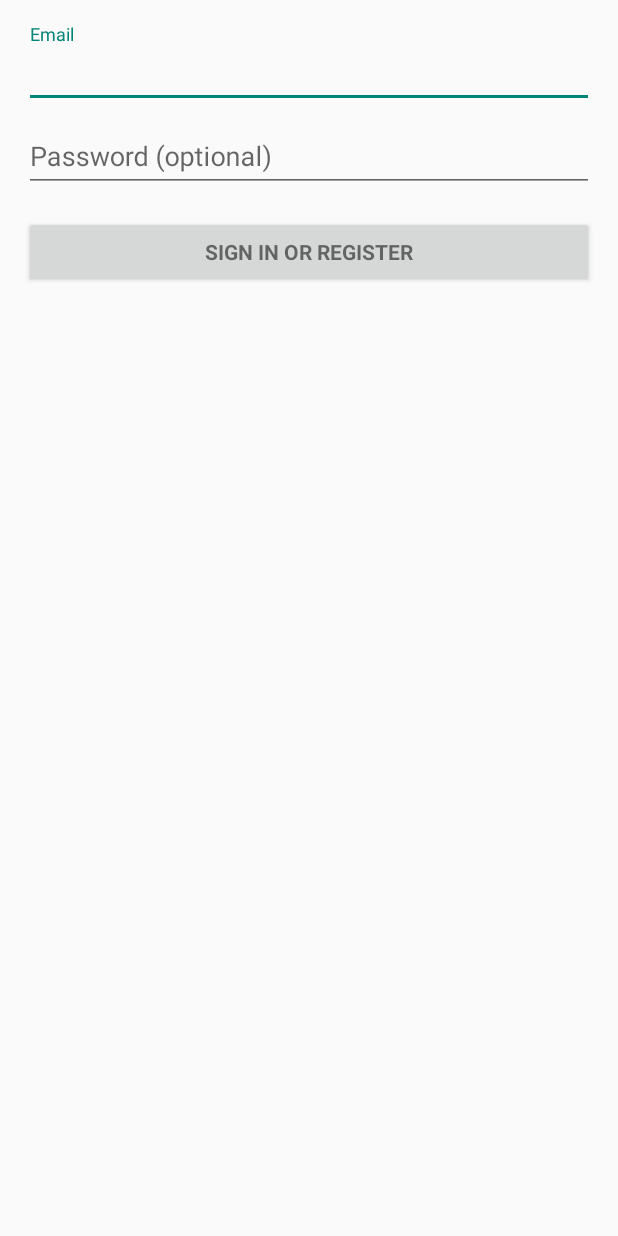
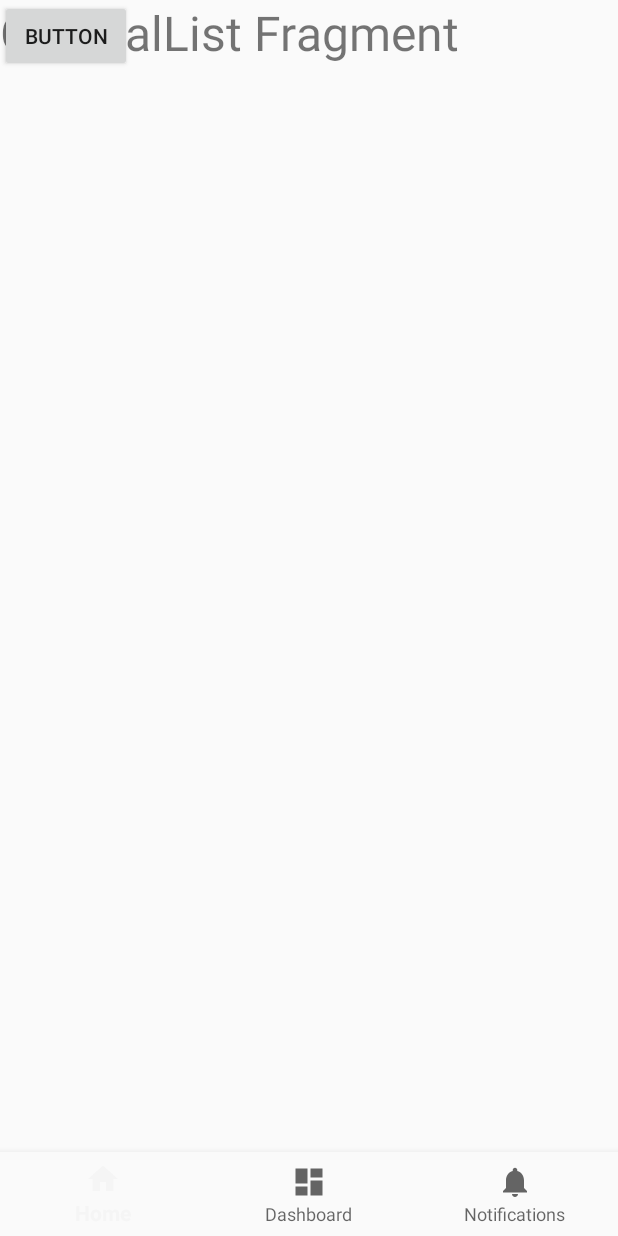
Before and after one commit to bariseymur/bookclub, an Android app: the screen it shows after launch (LoginActivity before the commit, MainActivity after it), after a tap on "LOGIN", on a phone screen of 412 x 824 dp. Run offline under Robolectric (Android 15) with nearby library versions, the phone set to English and light mode, and no system bars.

Commit message:
Fragments were added

```diff
--- a/app/build.gradle
+++ b/app/build.gradle
@@ -23,6 +23,7 @@ dependencies {
     implementation 'com.android.support:appcompat-v7:28.0.0'
     implementation 'com.android.support.constraint:constraint-layout:1.1.3'
     implementation 'com.android.support:design:28.0.0'
+    implementation 'com.android.support:recyclerview-v7:28.0.0'
     testImplementation 'junit:junit:4.12'
     androidTestImplementation 'com.android.support.test:runner:1.0.2'
     androidTestImplementation 'com.android.support.test.espresso:espresso-core:3.0.2'
--- a/app/src/main/AndroidManifest.xml
+++ b/app/src/main/AndroidManifest.xml
@@ -30,7 +30,10 @@
             android:label="@string/title_activity_login" />
         <activity
             android:name=".SignupActivity"
-            android:label="@string/title_activity_signup"></activity>
+            android:label="@string/title_activity_signup" />
+        <activity
+            android:name=".MainActivity"
+            android:label="@string/title_activity_main"></activity>
     </application>
 
 </manifest>
--- /dev/null
+++ b/app/src/main/java/com/bookclub/app/bookclub/GeneralListFragment.java
@@ -0,0 +1,108 @@
+package com.bookclub.app.bookclub;
+
+import android.content.Context;
+import android.net.Uri;
+import android.os.Bundle;
+import android.support.v4.app.Fragment;
+import android.view.LayoutInflater;
+import android.view.View;
+import android.view.ViewGroup;
+
+
+/**
+ * A simple {@link Fragment} subclass.
+ * Activities that contain this fragment must implement the
+ * {@link GeneralListFragment.OnFragmentInteractionListener} interface
+ * to handle interaction events.
+ * Use the {@link GeneralListFragment#newInstance} factory method to
+ * create an instance of this fragment.
+ */
+public class GeneralListFragment extends Fragment {
+    // TODO: Rename parameter arguments, choose names that match
+    // the fragment initialization parameters, e.g. ARG_ITEM_NUMBER
+    private static final String ARG_PARAM1 = "param1";
+    private static final String ARG_PARAM2 = "param2";
+
+    // TODO: Rename and change types of parameters
+    private String mParam1;
+    private String mParam2;
+
+    private OnFragmentInteractionListener mListener;
+
+    public GeneralListFragment() {
+        // Required empty public constructor
+    }
+
+    /**
+     * Use this factory method to create a new instance of
+     * this fragment using the provided parameters.
+     *
+     * @param param1 Parameter 1.
+     * @param param2 Parameter 2.
+     * @return A new instance of fragment GeneralListFragment.
+     */
+    // TODO: Rename and change types and number of parameters
+    public static GeneralListFragment newInstance(String param1, String param2) {
+        GeneralListFragment fragment = new GeneralListFragment();
+        Bundle args = new Bundle();
+        args.putString(ARG_PARAM1, param1);
+        args.putString(ARG_PARAM2, param2);
+        fragment.setArguments(args);
+        return fragment;
+    }
+
+    @Override
+    public void onCreate(Bundle savedInstanceState) {
+        super.onCreate(savedInstanceState);
+        if (getArguments() != null) {
+            mParam1 = getArguments().getString(ARG_PARAM1);
+            mParam2 = getArguments().getString(ARG_PARAM2);
+        }
+    }
+
+    @Override
+    public View onCreateView(LayoutInflater inflater, ViewGroup container,
+                             Bundle savedInstanceState) {
+        // Inflate the layout for this fragment
+        return inflater.inflate(R.layout.fragment_general_list, container, false);
+    }
+
+    // TODO: Rename method, update argument and hook method into UI event
+    public void onButtonPressed(Uri uri) {
+        if (mListener != null) {
+            mListener.onFragmentInteraction(uri);
+        }
+    }
+
+    @Override
+    public void onAttach(Context context) {
+        super.onAttach(context);
+        if (context instanceof OnFragmentInteractionListener) {
+            mListener = (OnFragmentInteractionListener) context;
+        } else {
+            throw new RuntimeException(context.toString()
+                    + " must implement OnFragmentInteractionListener");
+        }
+    }
+
+    @Override
+    public void onDetach() {
+        super.onDetach();
+        mListener = null;
+    }
+
+    /**
+     * This interface must be implemented by activities that contain this
+     * fragment to allow an interaction in this fragment to be communicated
+     * to the activity and potentially other fragments contained in that
+     * activity.
+     * <p>
+     * See the Android Training lesson <a href=
+     * "http://developer.android.com/training/basics/fragments/communicating.html"
+     * >Communicating with Other Fragments</a> for more information.
+     */
+    public interface OnFragmentInteractionListener {
+        // TODO: Update argument type and name
+        void onFragmentInteraction(Uri uri);
+    }
+}
--- /dev/null
+++ b/app/src/main/java/com/bookclub/app/bookclub/MainActivity.java
@@ -0,0 +1,58 @@
+package com.bookclub.app.bookclub;
+
+import android.net.Uri;
+import android.os.Bundle;
+import android.support.annotation.NonNull;
+import android.support.design.widget.BottomNavigationView;
+import android.support.v4.app.Fragment;
+import android.support.v4.app.FragmentManager;
+import android.support.v7.app.AppCompatActivity;
+import android.view.MenuItem;
+import android.widget.TextView;
+
+public class MainActivity extends AppCompatActivity implements MatchListFragment.OnFragmentInteractionListener, GeneralListFragment.OnFragmentInteractionListener {
+
+    private final Fragment generalListFragment = new GeneralListFragment();
+    private final Fragment matchListFragement = new MatchListFragment();
+    private FragmentManager fm = getSupportFragmentManager();
+    Fragment active = generalListFragment;
+
+    @Override
+    protected void onCreate(Bundle savedInstanceState) {
+        super.onCreate(savedInstanceState);
+        setContentView(R.layout.activity_main);
+
+        BottomNavigationView navigation = (BottomNavigationView) findViewById(R.id.navigation);
+        navigation.setOnNavigationItemSelectedListener(mOnNavigationItemSelectedListener);
+
+        fm.beginTransaction().add(R.id.fragment_container, matchListFragement, "matchlistfragment").hide(matchListFragement).commit();
+        fm.beginTransaction().add(R.id.fragment_container, generalListFragment, "generallistfragment").commit();
+
+
+    }
+
+    @Override
+    public void onFragmentInteraction(Uri uri) {
+
+    }
+
+    private BottomNavigationView.OnNavigationItemSelectedListener mOnNavigationItemSelectedListener
+            = new BottomNavigationView.OnNavigationItemSelectedListener() {
+
+        @Override
+        public boolean onNavigationItemSelected(@NonNull MenuItem item) {
+            switch (item.getItemId()) {
+                case R.id.navigation_home:
+                    fm.beginTransaction().hide(active).show(generalListFragment).commit();
+                    active = generalListFragment;
+                    return true;
+                case R.id.navigation_dashboard:
+                    fm.beginTransaction().hide(active).show(matchListFragement).commit();
+                    active = matchListFragement;
+                    return true;
+            }
+            return false;
+        }
+    };
+
+}
--- /dev/null
+++ b/app/src/main/java/com/bookclub/app/bookclub/MatchListFragment.java
@@ -0,0 +1,109 @@
+package com.bookclub.app.bookclub;
+
+import android.content.Context;
+import android.net.Uri;
+import android.os.Bundle;
+
+import android.support.v4.app.Fragment;
+import android.view.LayoutInflater;
+import android.view.View;
+import android.view.ViewGroup;
+
+
+/**
+ * A simple {@link Fragment} subclass.
+ * Activities that contain this fragment must implement the
+ * {@link MatchListFragment.OnFragmentInteractionListener} interface
+ * to handle interaction events.
+ * Use the {@link MatchListFragment#newInstance} factory method to
+ * create an instance of this fragment.
+ */
+public class MatchListFragment extends Fragment {
+    // TODO: Rename parameter arguments, choose names that match
+    // the fragment initialization parameters, e.g. ARG_ITEM_NUMBER
+    private static final String ARG_PARAM1 = "param1";
+    private static final String ARG_PARAM2 = "param2";
+
+    // TODO: Rename and change types of parameters
+    private String mParam1;
+    private String mParam2;
+
+    private OnFragmentInteractionListener mListener;
+
+    public MatchListFragment() {
+        // Required empty public constructor
+    }
+
+    /**
+     * Use this factory method to create a new instance of
+     * this fragment using the provided parameters.
+     *
+     * @param param1 Parameter 1.
+     * @param param2 Parameter 2.
+     * @return A new instance of fragment MatchListFragment.
+     */
+    // TODO: Rename and change types and number of parameters
+    public static MatchListFragment newInstance(String param1, String param2) {
+        MatchListFragment fragment = new MatchListFragment();
+        Bundle args = new Bundle();
+        args.putString(ARG_PARAM1, param1);
+        args.putString(ARG_PARAM2, param2);
+        fragment.setArguments(args);
+        return fragment;
+    }
+
+    @Override
+    public void onCreate(Bundle savedInstanceState) {
+        super.onCreate(savedInstanceState);
+        if (getArguments() != null) {
+            mParam1 = getArguments().getString(ARG_PARAM1);
+            mParam2 = getArguments().getString(ARG_PARAM2);
+        }
+    }
+
+    @Override
+    public View onCreateView(LayoutInflater inflater, ViewGroup container,
+                             Bundle savedInstanceState) {
+        // Inflate the layout for this fragment
+        return inflater.inflate(R.layout.fragment_match_list, container, false);
+    }
+
+    // TODO: Rename method, update argument and hook method into UI event
+    public void onButtonPressed(Uri uri) {
+        if (mListener != null) {
+            mListener.onFragmentInteraction(uri);
+        }
+    }
+
+    @Override
+    public void onAttach(Context context) {
+        super.onAttach(context);
+        if (context instanceof OnFragmentInteractionListener) {
+            mListener = (OnFragmentInteractionListener) context;
+        } else {
+            throw new RuntimeException(context.toString()
+                    + " must implement OnFragmentInteractionListener");
+        }
+    }
+
+    @Override
+    public void onDetach() {
+        super.onDetach();
+        mListener = null;
+    }
+
+    /**
+     * This interface must be implemented by activities that contain this
+     * fragment to allow an interaction in this fragment to be communicated
+     * to the activity and potentially other fragments contained in that
+     * activity.
+     * <p>
+     * See the Android Training lesson <a href=
+     * "http://developer.android.com/training/basics/fragments/communicating.html"
+     * >Communicating with Other Fragments</a> for more information.
+     */
+    public interface OnFragmentInteractionListener {
+        // TODO: Update argument type and name
+        void onFragmentInteraction(Uri uri);
+    }
+}
--- a/app/src/main/java/com/bookclub/app/bookclub/WelcomeActivity.java
+++ b/app/src/main/java/com/bookclub/app/bookclub/WelcomeActivity.java
@@ -16,9 +16,7 @@ public class WelcomeActivity extends AppCompatActivity {
     protected void onCreate(Bundle savedInstanceState) {
         super.onCreate(savedInstanceState);
         setContentView(R.layout.activity_welcome);
-        System.out.println("Hi");
-        System.out.println("sadsdasfsd");
-        System.out.println("sanksfksdösdmaksfkjasfkjsd");
+
         loginButton = findViewById(R.id.loginButton);
         signInButton = findViewById(R.id.signInButton);
 
@@ -26,7 +24,7 @@ public class WelcomeActivity extends AppCompatActivity {
             @Override
             public void onClick(View v) {
                 //Toast.makeText(WelcomeActivity.this, "Login Test", Toast.LENGTH_SHORT).show();
-                Intent intent = new Intent(WelcomeActivity.this, LoginActivity.class);
+                Intent intent = new Intent(WelcomeActivity.this, MainActivity.class);
                 intent.putExtra("User", 873638);
                 startActivity(intent);
 
--- /dev/null
+++ b/app/src/main/res/drawable/ic_dashboard_black_24dp.xml
@@ -0,0 +1,9 @@
+<vector xmlns:android="http://schemas.android.com/apk/res/android"
+    android:width="24dp"
+    android:height="24dp"
+    android:viewportHeight="24.0"
+    android:viewportWidth="24.0">
+    <path
+        android:fillColor="#FF000000"
+        android:pathData="M3,13h8L11,3L3,3v10zM3,21h8v-6L3,15v6zM13,21h8L21,11h-8v10zM13,3v6h8L21,3h-8z" />
+</vector>
--- /dev/null
+++ b/app/src/main/res/drawable/ic_home_black_24dp.xml
@@ -0,0 +1,9 @@
+<vector xmlns:android="http://schemas.android.com/apk/res/android"
+    android:width="24dp"
+    android:height="24dp"
+    android:viewportHeight="24.0"
+    android:viewportWidth="24.0">
+    <path
+        android:fillColor="#FF000000"
+        android:pathData="M10,20v-6h4v6h5v-8h3L12,3 2,12h3v8z" />
+</vector>
--- /dev/null
+++ b/app/src/main/res/drawable/ic_notifications_black_24dp.xml
@@ -0,0 +1,9 @@
+<vector xmlns:android="http://schemas.android.com/apk/res/android"
+    android:width="24dp"
+    android:height="24dp"
+    android:viewportHeight="24.0"
+    android:viewportWidth="24.0">
+    <path
+        android:fillColor="#FF000000"
+        android:pathData="M12,22c1.1,0 2,-0.9 2,-2h-4c0,1.1 0.89,2 2,2zM18,16v-5c0,-3.07 -1.64,-5.64 -4.5,-6.32L13.5,4c0,-0.83 -0.67,-1.5 -1.5,-1.5s-1.5,0.67 -1.5,1.5v0.68C7.63,5.36 6,7.92 6,11v5l-2,2v1h16v-1l-2,-2z" />
+</vector>
--- /dev/null
+++ b/app/src/main/res/layout/activity_main.xml
@@ -0,0 +1,27 @@
+<?xml version="1.0" encoding="utf-8"?>
+<android.support.constraint.ConstraintLayout xmlns:android="http://schemas.android.com/apk/res/android"
+    xmlns:app="http://schemas.android.com/apk/res-auto"
+    xmlns:tools="http://schemas.android.com/tools"
+    android:id="@+id/container"
+    android:layout_width="match_parent"
+    android:layout_height="match_parent"
+    tools:context="com.bookclub.app.bookclub.MainActivity">
+
+    <FrameLayout
+        android:id="@+id/fragment_container"
+        android:layout_width="match_parent"
+        android:layout_height="match_parent"></FrameLayout>
+
+    <android.support.design.widget.BottomNavigationView
+        android:id="@+id/navigation"
+        android:layout_width="0dp"
+        android:layout_height="wrap_content"
+        android:layout_marginEnd="0dp"
+        android:layout_marginStart="0dp"
+        android:background="?android:attr/windowBackground"
+        app:layout_constraintBottom_toBottomOf="parent"
+        app:layout_constraintLeft_toLeftOf="parent"
+        app:layout_constraintRight_toRightOf="parent"
+        app:menu="@menu/navigation" />
+
+</android.support.constraint.ConstraintLayout>
--- /dev/null
+++ b/app/src/main/res/layout/fragment_general_list.xml
@@ -0,0 +1,20 @@
+<FrameLayout xmlns:android="http://schemas.android.com/apk/res/android"
+    xmlns:tools="http://schemas.android.com/tools"
+    android:layout_width="match_parent"
+    android:layout_height="match_parent"
+    tools:context="com.bookclub.app.bookclub.GeneralListFragment">
+
+    <!-- TODO: Update blank fragment layout -->
+    <TextView
+        android:layout_width="match_parent"
+        android:layout_height="match_parent"
+        android:text="GeneralList Fragment"
+        android:textSize="48px" />
+
+    <Button
+        android:id="@+id/button"
+        android:layout_width="wrap_content"
+        android:layout_height="wrap_content"
+        android:text="Button" />
+
+</FrameLayout>
--- /dev/null
+++ b/app/src/main/res/menu/navigation.xml
@@ -0,0 +1,19 @@
+<?xml version="1.0" encoding="utf-8"?>
+<menu xmlns:android="http://schemas.android.com/apk/res/android">
+
+    <item
+        android:id="@+id/navigation_home"
+        android:icon="@drawable/ic_home_black_24dp"
+        android:title="@string/title_home" />
+
+    <item
+        android:id="@+id/navigation_dashboard"
+        android:icon="@drawable/ic_dashboard_black_24dp"
+        android:title="@string/title_dashboard" />
+
+    <item
+        android:id="@+id/navigation_notifications"
+        android:icon="@drawable/ic_notifications_black_24dp"
+        android:title="@string/title_notifications" />
+
+</menu>
--- a/app/src/main/res/values/dimens.xml
+++ b/app/src/main/res/values/dimens.xml
@@ -2,4 +2,5 @@
     <!-- Default screen margins, per the Android Design guidelines. -->
     <dimen name="activity_horizontal_margin">16dp</dimen>
     <dimen name="activity_vertical_margin">16dp</dimen>
+    <dimen name="text_margin">16dp</dimen>
 </resources>
--- a/app/src/main/res/values/strings.xml
+++ b/app/src/main/res/values/strings.xml
@@ -15,4 +15,11 @@
         completions."
     </string>
     <string name="title_activity_signup">Sign in</string>
+    <string name="title_activity_main">MainActivity</string>
+    <string name="title_home">Home</string>
+    <string name="title_dashboard">Dashboard</string>
+    <string name="title_notifications">Notifications</string>
+
+    <!-- TODO: Remove or change this placeholder text -->
+    <string name="hello_blank_fragment">Hello blank fragment</string>
 </resources>
--- a/app/src/main/res/values/styles.xml
+++ b/app/src/main/res/values/styles.xml
@@ -6,7 +6,6 @@
         <item name="colorPrimary">@color/colorPrimary</item>
         <item name="colorPrimaryDark">@color/colorPrimaryDark</item>
         <item name="colorAccent">@color/colorAccent</item>
-        <item name="deafultButtonCornerRadius">20px</item>
     </style>
 
 </resources>
```
Also changed, not shown: app/src/main/res/layout/fragment_match_list.xml (added, +13 -0 lines).
